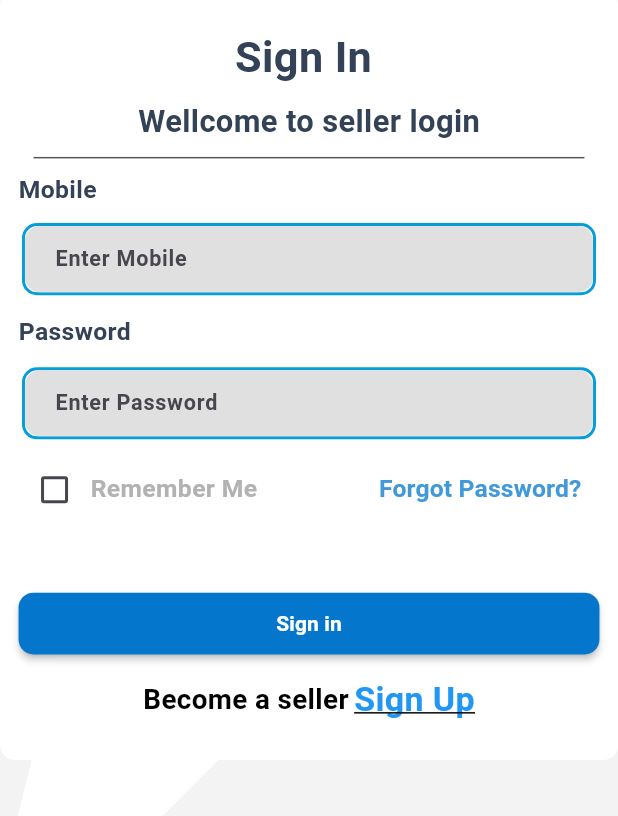
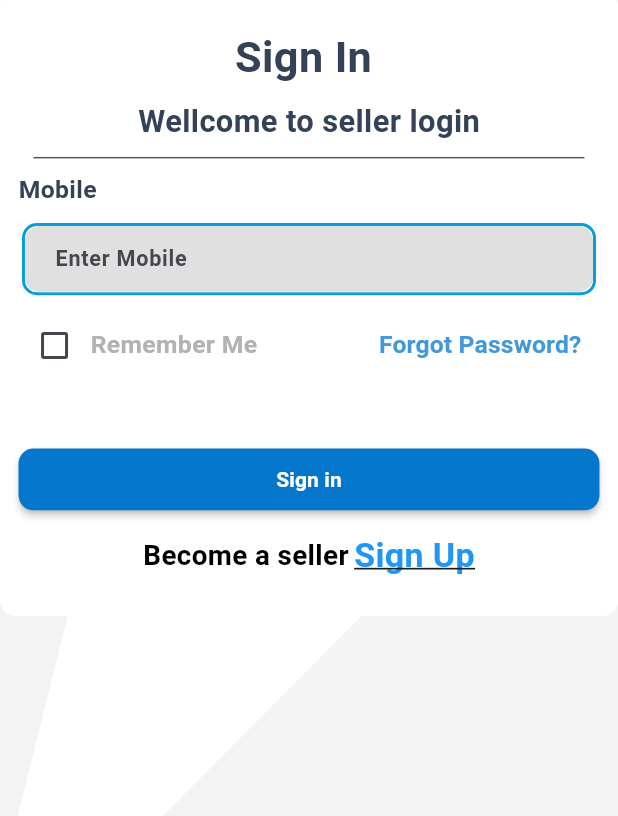
Before and after one commit to Talha413/git_prac, a Flutter app: the screen it shows after launch, on a phone screen of 412 x 824 dp, the part 226-1042 px from its top. Run offline on Flutter 3.47's test engine with Material 2 defaults, Android fonts, the phone set to English and light mode, and no system bars.

Commit message:
commit_3

```diff
--- a/lib/screens/sign_in_screens.dart
+++ b/lib/screens/sign_in_screens.dart
@@ -249,79 +249,7 @@ class _SignInPageState extends State<SignInPage> {
                                                   fontSize: _width / 26,
                                                   fontWeight: FontWeight.bold),
                                             )),
-                                      SizedBox(
-                                        height:
-                                        MediaQuery.of(context).size.height / 80,
-                                      ),
-                                      Align(
-                                        alignment: Alignment.topLeft,
-                                        child: Text(
-                                          'Password',
-                                          style: TextStyle(
-                                              fontSize: _width * 0.04,
-                                              fontWeight: FontWeight.bold,
-                                              color: Color(0xff334257)),
-                                        ),
-                                      ),
-                                      SizedBox(
-                                        height:
-                                        MediaQuery.of(context).size.height / 100,
-                                      ),
-                                      Container(
-                                        margin: EdgeInsets.symmetric(
-                                            horizontal: _width * (2 / 360),
-                                            vertical: _height * (2 / 600)),
-                                        decoration: BoxDecoration(
-                                            borderRadius: BorderRadius.circular(10),
-                                            border: Border.all(
-                                                color: passwordError.isEmpty
-                                                    ? Color(0xFF069DD8)
-                                                    : Colors.red,
-                                                width: 2)),
-                                        height: _height * (35 / 600),
-                                        child: TextFormField(
-                                          // controller: _phoneController,
-                                          focusNode: _passWordFocus,
-                                          autovalidateMode:
-                                          AutovalidateMode.onUserInteraction,
-                                          keyboardType: TextInputType.visiblePassword,
-                                          textInputAction: TextInputAction.done,
-                                          decoration: InputDecoration(
-                                            filled: true,
-                                            fillColor: Color(0xffe0e0e0),
-                                            hintText: " Enter Password",
-                                            hintStyle: TextStyle(
-                                              fontSize: _width * 0.015 +_height*0.010,
-                                              fontWeight: FontWeight.bold,
 
-                                            ),
-                                            border: OutlineInputBorder(
-                                              borderRadius: BorderRadius.circular(10),
-                                              borderSide: BorderSide.none,
-                                            ),
-                                          ),
-                                          onChanged: (value) {
-                                            setState(() {
-                                              password = value;
-                                              passwordError = '';
-                                            });
-                                            _validatePasswordFields();
-                                          },
-                                          onEditingComplete: () {
-                                            _passWordFocus.unfocus();
-                                          },
-                                        ),
-                                      ),
-                                      if (passwordError.isNotEmpty)
-                                        Align(
-                                            alignment: Alignment.centerLeft,
-                                            child: Text(
-                                              passwordError!,
-                                              style: TextStyle(
-                                                  color: Colors.red,
-                                                  fontSize: _width / 26,
-                                                  fontWeight: FontWeight.bold),
-                                            )),
                                     ],
                                   )),
                               SizedBox(
```
